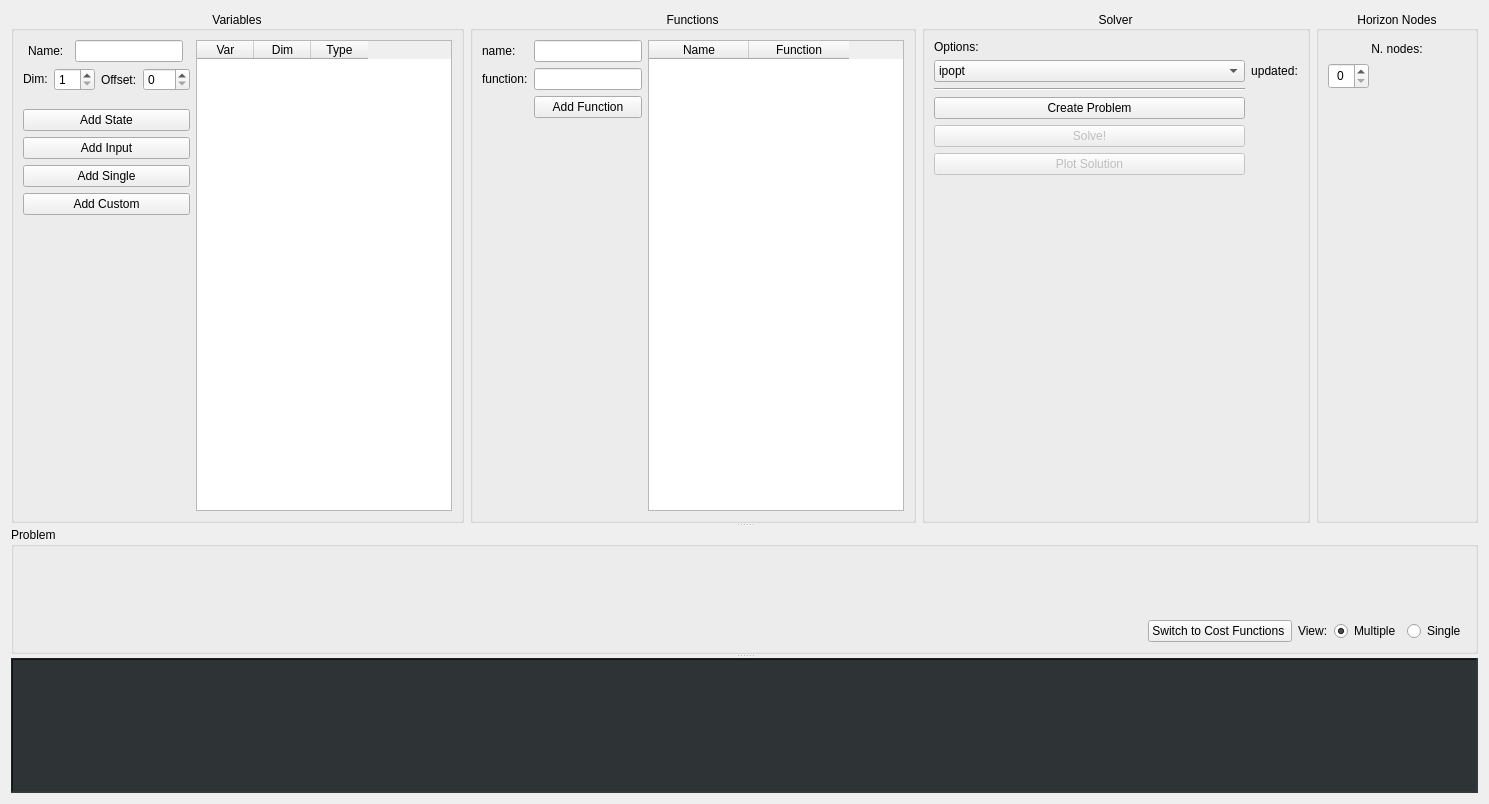
Old version of the form horizon_gui/ui/widget1.ui in the repository FrancescoRuscelli/horizon.
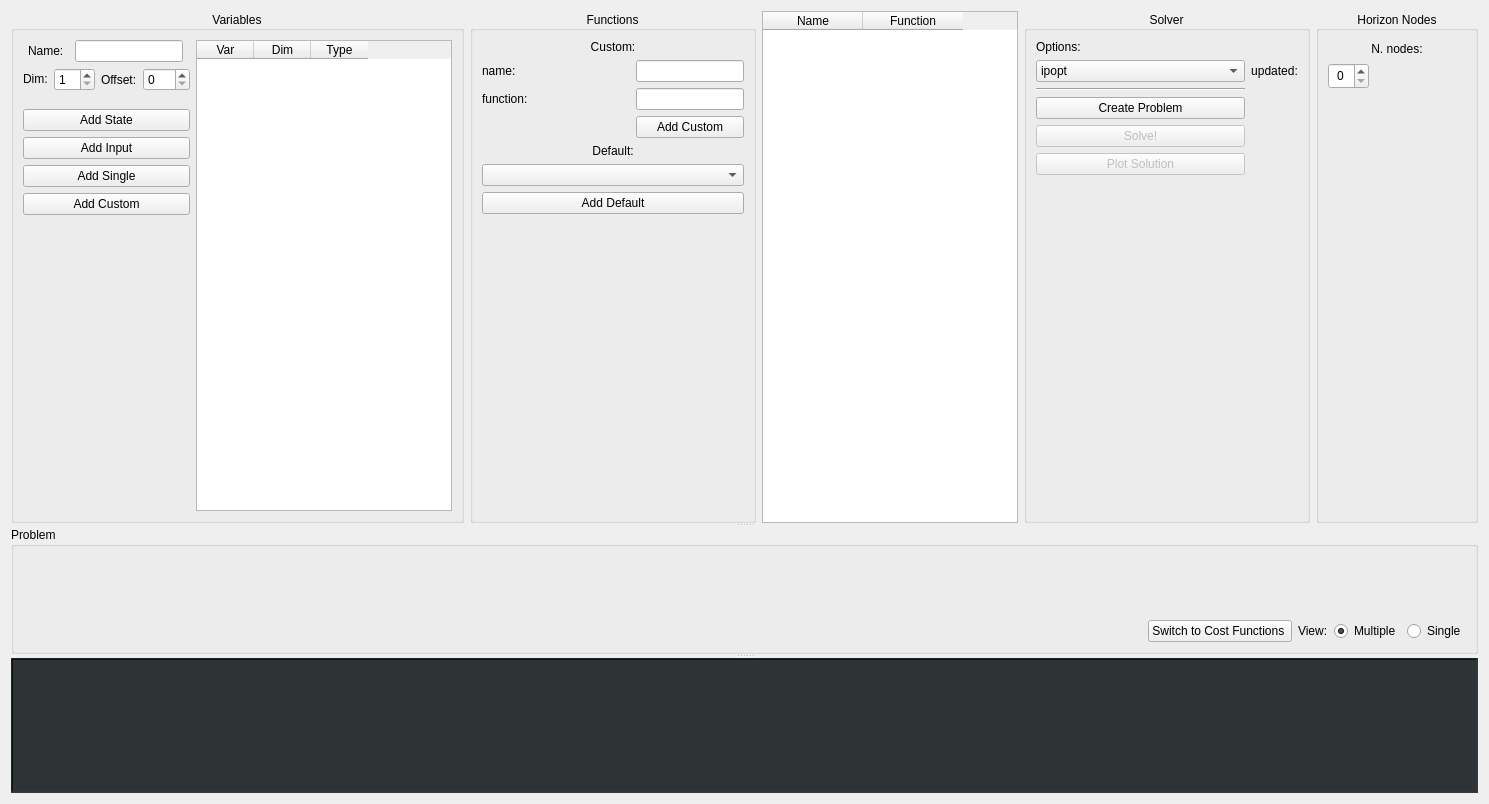
New version of the form. Icons and pictures are not drawn. Custom widgets are drawn as their Qt base class.

Patch:
```diff
--- a/horizon_gui/ui/widget1.ui
+++ b/horizon_gui/ui/widget1.ui
@@ -327,18 +327,40 @@
           <property name="sizeConstraint">
            <enum>QLayout::SetMinAndMaxSize</enum>
           </property>
-          <item row="0" column="1">
-           <widget class="QLineEdit" name="funNameInput">
+          <item row="2" column="0">
+           <widget class="QLabel" name="funLabel">
             <property name="sizePolicy">
-             <sizepolicy hsizetype="Fixed" vsizetype="Fixed">
+             <sizepolicy hsizetype="Preferred" vsizetype="Preferred">
               <horstretch>0</horstretch>
               <verstretch>0</verstretch>
              </sizepolicy>
             </property>
+            <property name="text">
+             <string>function:</string>
+            </property>
            </widget>
           </item>
+          <item row="4" column="0" colspan="2">
+           <widget class="QLabel" name="label_5">
+            <property name="sizePolicy">
+             <sizepolicy hsizetype="Preferred" vsizetype="Fixed">
+              <horstretch>0</horstretch>
+              <verstretch>0</verstretch>
+             </sizepolicy>
+            </property>
+            <property name="text">
+             <string>Default:</string>
+            </property>
+            <property name="alignment">
+             <set>Qt::AlignCenter</set>
+            </property>
+           </widget>
+          </item>
+          <item row="5" column="0" colspan="2">
+           <widget class="QComboBox" name="funComboBox"/>
+          </item>
           <item row="1" column="1">
-           <widget class="LineEdit" name="funInput">
+           <widget class="QLineEdit" name="funNameInput">
             <property name="sizePolicy">
              <sizepolicy hsizetype="Fixed" vsizetype="Fixed">
               <horstretch>0</horstretch>
@@ -347,34 +369,7 @@
             </property>
            </widget>
           </item>
-          <item row="2" column="1">
-           <widget class="QPushButton" name="funButton">
-            <property name="text">
-             <string>Add Function</string>
-            </property>
-           </widget>
-          </item>
-          <item row="0" column="3" rowspan="5">
-           <widget class="BoxFunction" name="funTable">
-            <property name="sizePolicy">
-             <sizepolicy hsizetype="Fixed" vsizetype="Expanding">
-              <horstretch>0</horstretch>
-              <verstretch>0</verstretch>
-             </sizepolicy>
-            </property>
-            <column>
-             <property name="text">
-              <string>Name</string>
-             </property>
-            </column>
-            <column>
-             <property name="text">
-              <string>Function</string>
-             </property>
-            </column>
-           </widget>
-          </item>
-          <item row="0" column="0">
+          <item row="1" column="0">
            <widget class="QLabel" name="funNameLabel">
             <property name="sizePolicy">
              <sizepolicy hsizetype="Preferred" vsizetype="Preferred">
@@ -387,20 +382,7 @@
             </property>
            </widget>
           </item>
-          <item row="1" column="0">
-           <widget class="QLabel" name="funLabel">
-            <property name="sizePolicy">
-             <sizepolicy hsizetype="Preferred" vsizetype="Preferred">
-              <horstretch>0</horstretch>
-              <verstretch>0</verstretch>
-             </sizepolicy>
-            </property>
-            <property name="text">
-             <string>function:</string>
-            </property>
-           </widget>
-          </item>
-          <item row="3" column="1">
+          <item row="7" column="0">
            <spacer name="verticalSpacer_2">
             <property name="orientation">
              <enum>Qt::Vertical</enum>
@@ -413,9 +395,69 @@
             </property>
            </spacer>
           </item>
+          <item row="3" column="1">
+           <widget class="QPushButton" name="funCustomButton">
+            <property name="text">
+             <string>Add Custom</string>
+            </property>
+           </widget>
+          </item>
+          <item row="0" column="0" colspan="2">
+           <widget class="QLabel" name="label_4">
+            <property name="sizePolicy">
+             <sizepolicy hsizetype="Preferred" vsizetype="Fixed">
+              <horstretch>0</horstretch>
+              <verstretch>0</verstretch>
+             </sizepolicy>
+            </property>
+            <property name="text">
+             <string>Custom:</string>
+            </property>
+            <property name="alignment">
+             <set>Qt::AlignCenter</set>
+            </property>
+           </widget>
+          </item>
+          <item row="2" column="1">
+           <widget class="LineEdit" name="funInput">
+            <property name="sizePolicy">
+             <sizepolicy hsizetype="Fixed" vsizetype="Fixed">
+              <horstretch>0</horstretch>
+              <verstretch>0</verstretch>
+             </sizepolicy>
+            </property>
+           </widget>
+          </item>
+          <item row="6" column="0" colspan="2">
+           <widget class="QPushButton" name="funDefaultButton">
+            <property name="text">
+             <string>Add Default</string>
+            </property>
+           </widget>
+          </item>
          </layout>
         </widget>
        </item>
+       <item>
+        <widget class="BoxFunction" name="funTable">
+         <property name="sizePolicy">
+          <sizepolicy hsizetype="Fixed" vsizetype="Expanding">
+           <horstretch>0</horstretch>
+           <verstretch>0</verstretch>
+          </sizepolicy>
+         </property>
+         <column>
+          <property name="text">
+           <string>Name</string>
+          </property>
+         </column>
+         <column>
+          <property name="text">
+           <string>Function</string>
+          </property>
+         </column>
+        </widget>
+       </item>
        <item>
         <widget class="QGroupBox" name="SolverBox">
          <property name="title">
```
